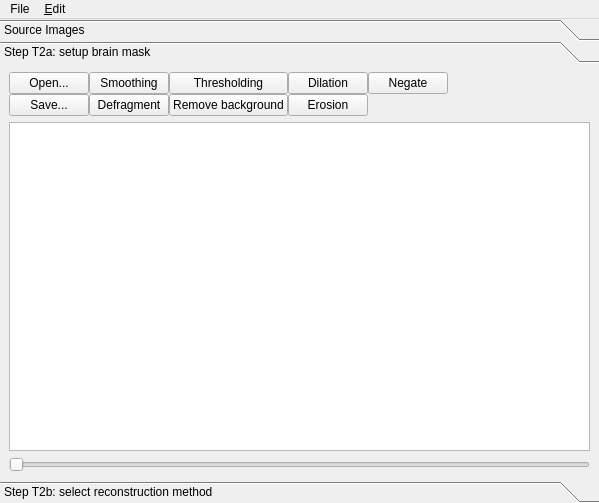
This is reconstruction/reconstruction_window.ui in frankyeh/DSI-Studio as Qt 5 draws it before an edit. The edited form follows.
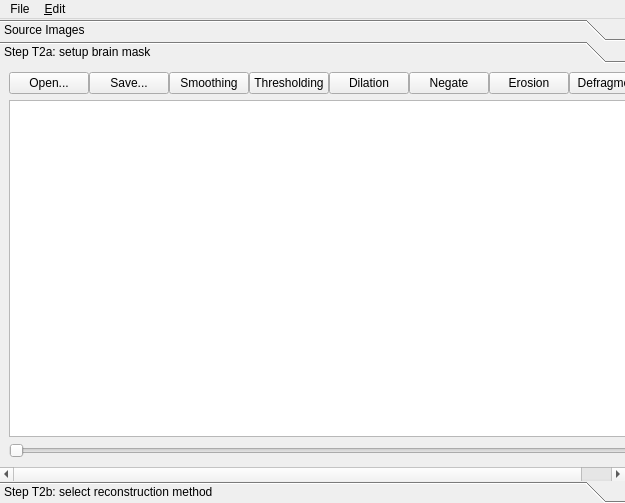
This is the edited form. The open tabs and pages were chosen to show the change. Icons and pictures are not drawn.

Commit message: [GUI] revise recon GUI

The edit to the form file:
```diff
--- a/reconstruction/reconstruction_window.ui
+++ b/reconstruction/reconstruction_window.ui
@@ -6,7 +6,7 @@
    <rect>
     <x>0</x>
     <y>0</y>
-    <width>599</width>
+    <width>625</width>
     <height>503</height>
    </rect>
   </property>
@@ -390,7 +390,7 @@
         <rect>
          <x>0</x>
          <y>0</y>
-         <width>599</width>
+         <width>625</width>
          <height>416</height>
         </rect>
        </property>
@@ -407,14 +407,14 @@
               <property name="spacing">
                <number>0</number>
               </property>
-              <item row="0" column="3">
-               <widget class="QPushButton" name="dilation">
+              <item row="0" column="6">
+               <widget class="QPushButton" name="erosion">
                 <property name="text">
-                 <string>Dilation</string>
+                 <string>Erosion</string>
                 </property>
                </widget>
               </item>
-              <item row="0" column="8">
+              <item row="0" column="9">
                <spacer name="horizontalSpacer_2">
                 <property name="orientation">
                  <enum>Qt::Horizontal</enum>
@@ -427,6 +427,20 @@
                 </property>
                </spacer>
               </item>
+              <item row="0" column="5">
+               <widget class="QPushButton" name="negate">
+                <property name="text">
+                 <string>Negate</string>
+                </property>
+               </widget>
+              </item>
+              <item row="0" column="7">
+               <widget class="QPushButton" name="defragment">
+                <property name="text">
+                 <string>Defragment</string>
+                </property>
+               </widget>
+              </item>
               <item row="0" column="0">
                <widget class="QPushButton" name="load_mask">
                 <property name="text">
@@ -439,34 +453,27 @@
                </widget>
               </item>
               <item row="0" column="2">
+               <widget class="QPushButton" name="smoothing">
+                <property name="text">
+                 <string>Smoothing</string>
+                </property>
+               </widget>
+              </item>
+              <item row="0" column="3">
                <widget class="QPushButton" name="thresholding">
                 <property name="text">
                  <string>Thresholding</string>
                 </property>
                </widget>
               </item>
-              <item row="1" column="1">
-               <widget class="QPushButton" name="defragment">
+              <item row="0" column="4">
+               <widget class="QPushButton" name="dilation">
                 <property name="text">
-                 <string>Defragment</string>
-                </property>
-               </widget>
-              </item>
-              <item row="1" column="2">
-               <widget class="QPushButton" name="remove_background">
-                <property name="text">
-                 <string>Remove background</string>
+                 <string>Dilation</string>
                 </property>
                </widget>
               </item>
               <item row="0" column="1">
-               <widget class="QPushButton" name="smoothing">
-                <property name="text">
-                 <string>Smoothing</string>
-                </property>
-               </widget>
-              </item>
-              <item row="1" column="0">
                <widget class="QPushButton" name="save_mask">
                 <property name="text">
                  <string>Save...</string>
@@ -477,20 +484,6 @@
                 </property>
                </widget>
               </item>
-              <item row="1" column="3">
-               <widget class="QPushButton" name="erosion">
-                <property name="text">
-                 <string>Erosion</string>
-                </property>
-               </widget>
-              </item>
-              <item row="0" column="4">
-               <widget class="QPushButton" name="negate">
-                <property name="text">
-                 <string>Negate</string>
-                </property>
-               </widget>
-              </item>
              </layout>
             </item>
             <item>
@@ -1182,7 +1175,7 @@
     <rect>
      <x>0</x>
      <y>0</y>
-     <width>599</width>
+     <width>625</width>
      <height>21</height>
     </rect>
    </property>
```
Left out of the diff: 40 changed lines with no effect on the pictures. The commit also changes 2 other files.
